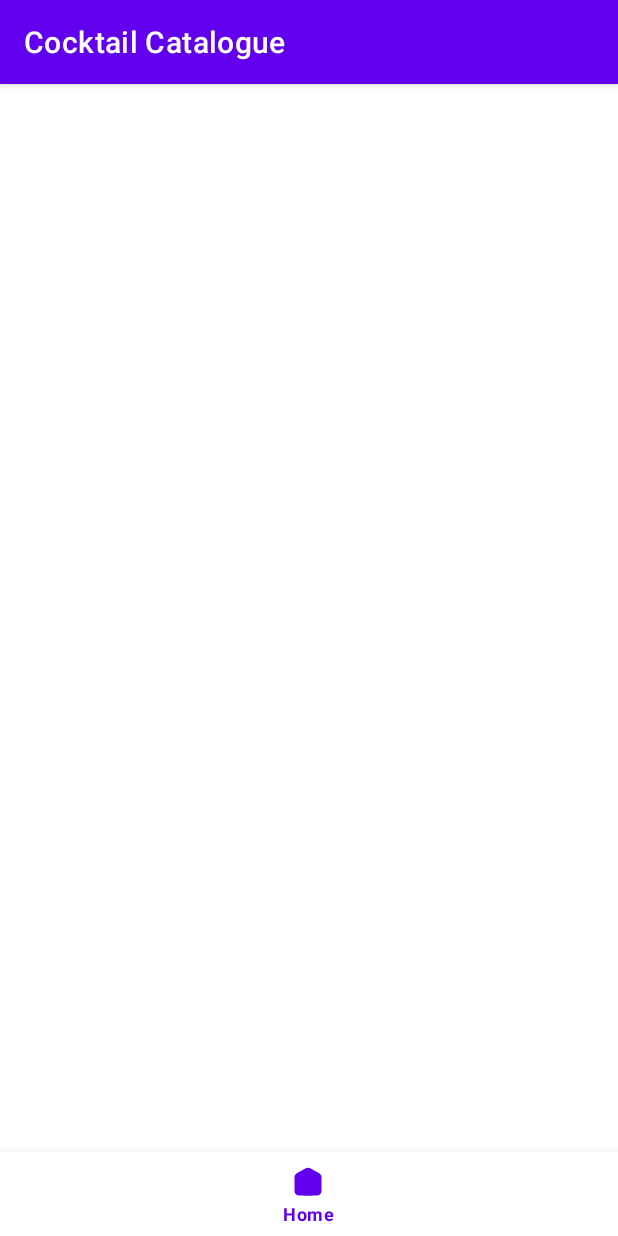
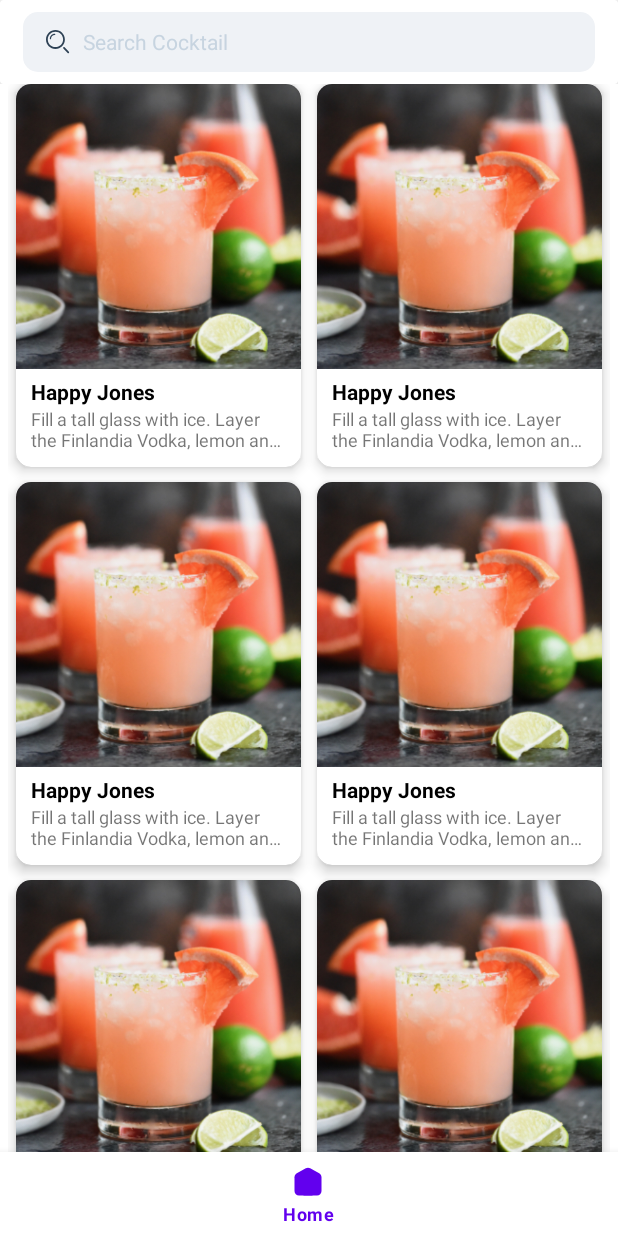
Before and after one commit to Budi77Darmawan/Android-CocktailCatalogue, an Android app: the screen it shows after launch (MainNavigationActivity), on a phone screen of 412 x 824 dp. Run offline under Robolectric (Android 15) with nearby library versions, the phone set to English and light mode, and no system bars; our stand-ins replace Dagger/Hilt's generated code.

Commit message:
create homepage

```diff
--- /dev/null
+++ b/app/src/main/java/com/bddrmwan/cocktailcatalogue/main/home/adapter/CocktailAdapter.kt
@@ -0,0 +1,48 @@
+package com.bddrmwan.cocktailcatalogue.main.home.adapter
+
+import android.view.LayoutInflater
+import android.view.ViewGroup
+import androidx.recyclerview.widget.RecyclerView
+import com.bddrmwan.cocktailcatalogue.databinding.ContainerCocktailViewBinding
+
+class CocktailAdapter : RecyclerView.Adapter<CocktailAdapter.CocktailViewHolder>() {
+    private val listData = mutableListOf<String>()
+
+    init {
+        listData.add("")
+        listData.add("")
+        listData.add("")
+        listData.add("")
+        listData.add("")
+        listData.add("")
+        listData.add("")
+        listData.add("")
+        listData.add("")
+        listData.add("")
+    }
+
+    inner class CocktailViewHolder(private val binding: ContainerCocktailViewBinding) :
+        RecyclerView.ViewHolder(binding.root) {
+        fun setupView() {
+
+        }
+    }
+
+    override fun onCreateViewHolder(parent: ViewGroup, viewType: Int): CocktailViewHolder {
+        return CocktailViewHolder(
+            ContainerCocktailViewBinding.inflate(
+                LayoutInflater.from(parent.context),
+                parent,
+                false
+            )
+        )
+    }
+
+    override fun onBindViewHolder(holder: CocktailViewHolder, position: Int) {
+        val data = listData.getOrNull(position)
+        holder.setupView()
+    }
+
+    override fun getItemCount(): Int = listData.size
+
+}
--- a/app/src/main/java/com/bddrmwan/cocktailcatalogue/main/HomeFragment.kt
+++ b/app/src/main/java/com/bddrmwan/cocktailcatalogue/main/home/view/HomeFragment.kt
@@ -1,12 +1,14 @@
-package com.bddrmwan.cocktailcatalogue.main
+package com.bddrmwan.cocktailcatalogue.main.home.view
 
 import android.os.Bundle
 import androidx.fragment.app.Fragment
 import android.view.LayoutInflater
 import android.view.View
 import android.view.ViewGroup
+import androidx.recyclerview.widget.GridLayoutManager
 import com.bddrmwan.cocktailcatalogue.databinding.FragmentHomeBinding
 import dagger.hilt.android.AndroidEntryPoint
+import com.bddrmwan.cocktailcatalogue.main.home.adapter.CocktailAdapter
 
 @AndroidEntryPoint
 class HomeFragment : Fragment() {
@@ -23,6 +25,16 @@ class HomeFragment : Fragment() {
 
     override fun onViewCreated(view: View, savedInstanceState: Bundle?) {
         super.onViewCreated(view, savedInstanceState)
+        setupListCocktailView()
+    }
+
+    private fun setupListCocktailView() {
+        val adapterCocktail = CocktailAdapter()
+        val layoutManagerCocktail = GridLayoutManager(requireContext(), 2, GridLayoutManager.VERTICAL, false)
+        binding.rvCocktail.apply {
+            adapter = adapterCocktail
+            layoutManager = layoutManagerCocktail
+        }
     }
 
     override fun onDestroyView() {
--- /dev/null
+++ b/app/src/main/res/drawable/bg_search_bar.xml
@@ -0,0 +1,7 @@
+<?xml version="1.0" encoding="utf-8"?>
+<shape xmlns:android="http://schemas.android.com/apk/res/android"
+    android:shape="rectangle">
+    <solid android:color="#EFF2F6" />
+    <corners
+        android:radius="10dp"/>
+</shape>
--- /dev/null
+++ b/app/src/main/res/drawable/ic_cancel_search.xml
@@ -0,0 +1,17 @@
+<vector xmlns:android="http://schemas.android.com/apk/res/android"
+    android:width="17dp"
+    android:height="17dp"
+    android:viewportWidth="17"
+    android:viewportHeight="17">
+  <path
+      android:pathData="M8.5,8.5m-8.5,0a8.5,8.5 0,1 1,17 0a8.5,8.5 0,1 1,-17 0"
+      android:fillColor="#486784"
+      android:fillAlpha="0.6"/>
+  <group>
+    <clip-path
+        android:pathData="M1,8.5938l7.5937,-7.5937l7.5937,7.5937l-7.5937,7.5937z"/>
+    <path
+        android:pathData="M11.1825,4.6243L8.5937,7.2131L6.0049,4.6243C5.7191,4.3385 5.2552,4.3385 4.9694,4.6243L4.6243,4.9695C4.3385,5.2553 4.3385,5.7192 4.6243,6.005L7.213,8.5938L4.6243,11.1825C4.3385,11.4683 4.3385,11.9322 4.6243,12.218L4.9694,12.5632C5.2552,12.849 5.7191,12.849 6.0049,12.5632L8.5937,9.9744L11.1825,12.5632C11.4683,12.849 11.9322,12.849 12.218,12.5632L12.5631,12.218C12.8489,11.9322 12.8489,11.4683 12.5631,11.1825L9.9743,8.5938L12.5631,6.005C12.8489,5.7192 12.8489,5.2553 12.5631,4.9695L12.218,4.6243C11.9322,4.3385 11.4683,4.3385 11.1825,4.6243Z"
+        android:fillColor="#ffffff"/>
+  </group>
+</vector>
--- /dev/null
+++ b/app/src/main/res/drawable/ic_search_black.xml
@@ -0,0 +1,10 @@
+<vector xmlns:android="http://schemas.android.com/apk/res/android"
+    android:width="16dp"
+    android:height="16dp"
+    android:viewportWidth="16"
+    android:viewportHeight="16">
+  <path
+      android:pathData="M0,6.2937C0,9.7697 2.8178,12.5875 6.2937,12.5875C9.7697,12.5875 12.5875,9.7697 12.5875,6.2937C12.5875,2.8178 9.7697,0 6.2937,0C2.8178,0 0,2.8178 0,6.2937ZM11.4,6.2937C11.4,9.1139 9.1138,11.4 6.2937,11.4C3.4736,11.4 1.1875,9.1139 1.1875,6.2937C1.1875,3.4736 3.4736,1.1875 6.2937,1.1875C9.1138,1.1875 11.4,3.4736 11.4,6.2937ZM15.2636,14.4239C15.4955,14.6558 15.4955,15.0317 15.2636,15.2636C15.0317,15.4955 14.6558,15.4955 14.4239,15.2636L11.5739,12.4136C11.342,12.1817 11.342,11.8058 11.5739,11.5739C11.8058,11.342 12.1817,11.342 12.4136,11.5739L15.2636,14.4239ZM2.9688,6.2146C3.1874,6.2146 3.3646,6.0374 3.3646,5.8187C3.3646,4.4633 4.4633,3.3646 5.8187,3.3646C6.0374,3.3646 6.2146,3.1874 6.2146,2.9688C6.2146,2.7501 6.0374,2.5729 5.8187,2.5729C4.0261,2.5729 2.5729,4.0261 2.5729,5.8187C2.5729,6.0374 2.7501,6.2146 2.9688,6.2146Z"
+      android:fillColor="#2D4154"
+      android:fillType="evenOdd"/>
+</vector>
--- /dev/null
+++ b/app/src/main/res/layout/container_cocktail_view.xml
@@ -0,0 +1,56 @@
+<?xml version="1.0" encoding="utf-8"?>
+<androidx.cardview.widget.CardView xmlns:android="http://schemas.android.com/apk/res/android"
+    xmlns:app="http://schemas.android.com/apk/res-auto"
+    xmlns:tools="http://schemas.android.com/tools"
+    android:layout_width="match_parent"
+    android:layout_height="wrap_content"
+    android:layout_marginBottom="10dp"
+    android:layout_marginHorizontal="5dp"
+    app:cardCornerRadius="10dp"
+    app:cardElevation="5dp">
+
+    <androidx.constraintlayout.widget.ConstraintLayout
+        android:layout_width="match_parent"
+        android:layout_height="wrap_content"
+        android:paddingBottom="10dp">
+
+        <ImageView
+            android:id="@+id/img_cocktail"
+            android:layout_width="match_parent"
+            android:layout_height="0dp"
+            android:scaleType="centerCrop"
+            app:layout_constraintDimensionRatio="1:1"
+            app:layout_constraintTop_toTopOf="parent"
+            tools:ignore="ContentDescription"
+            android:src="@drawable/img_cocktail_preview" />
+
+        <TextView
+            android:id="@+id/tv_cocktail_name"
+            android:layout_width="0dp"
+            android:layout_marginTop="5dp"
+            android:layout_marginHorizontal="10dp"
+            android:layout_height="wrap_content"
+            android:text="Happy Jones"
+            android:textStyle="bold"
+            android:maxLines="1"
+            android:ellipsize="end"
+            android:textColor="@color/black"
+            app:layout_constraintStart_toStartOf="parent"
+            app:layout_constraintEnd_toEndOf="parent"
+            app:layout_constraintTop_toBottomOf="@id/img_cocktail"/>
+
+        <TextView
+            android:id="@+id/tv_instruction_cocktail"
+            android:layout_width="0dp"
+            android:layout_height="wrap_content"
+            android:maxLines="2"
+            android:textSize="12sp"
+            android:ellipsize="end"
+            app:layout_constraintStart_toStartOf="@id/tv_cocktail_name"
+            app:layout_constraintEnd_toEndOf="@id/tv_cocktail_name"
+            app:layout_constraintTop_toBottomOf="@id/tv_cocktail_name"
+            android:text="Fill a tall glass with ice. Layer the Finlandia Vodka, lemon and apple juices, Pisang Ambon, and top up with lemonade. Stir slightly and garnish with a spiralled cucumber skin and a red cherry. The cucumber provides zest and looks attractive. This drink, created by Timo Haimi, took first prize in the 1991 Finlandia Vodka Long Drink Competition."/>
+
+    </androidx.constraintlayout.widget.ConstraintLayout>
+
+</androidx.cardview.widget.CardView>
--- a/app/src/main/res/layout/fragment_home.xml
+++ b/app/src/main/res/layout/fragment_home.xml
@@ -1,10 +1,23 @@
 <?xml version="1.0" encoding="utf-8"?>
 <androidx.constraintlayout.widget.ConstraintLayout xmlns:android="http://schemas.android.com/apk/res/android"
+    xmlns:app="http://schemas.android.com/apk/res-auto"
     xmlns:tools="http://schemas.android.com/tools"
     android:layout_width="match_parent"
     android:layout_height="match_parent"
-    xmlns:app="http://schemas.android.com/apk/res-auto"
-    tools:context=".main.HomeFragment">
+    tools:context=".main.home.view.HomeFragment">
 
+    <include
+        android:id="@+id/search_bar"
+        layout="@layout/view_search_bar"
+        app:layout_constraintTop_toTopOf="parent" />
+
+    <androidx.recyclerview.widget.RecyclerView
+        android:id="@+id/rv_cocktail"
+        android:layout_width="match_parent"
+        android:layout_height="0dp"
+        android:layout_marginHorizontal="5dp"
+        app:layout_constraintBottom_toBottomOf="parent"
+        app:layout_constraintTop_toBottomOf="@id/search_bar"
+        tools:itemCount="3" />
 
 </androidx.constraintlayout.widget.ConstraintLayout>
--- /dev/null
+++ b/app/src/main/res/layout/view_search_bar.xml
@@ -0,0 +1,81 @@
+<?xml version="1.0" encoding="utf-8"?>
+<androidx.constraintlayout.widget.ConstraintLayout xmlns:android="http://schemas.android.com/apk/res/android"
+    android:layout_width="match_parent"
+    android:layout_height="wrap_content"
+    xmlns:app="http://schemas.android.com/apk/res-auto"
+    xmlns:tools="http://schemas.android.com/tools">
+
+    <androidx.cardview.widget.CardView
+        android:id="@+id/search_toolbar"
+        android:layout_width="match_parent"
+        android:layout_height="?attr/actionBarSize"
+        app:cardElevation="2dp"
+        app:layout_constraintTop_toTopOf="parent">
+
+        <androidx.constraintlayout.widget.ConstraintLayout
+            android:layout_width="match_parent"
+            android:layout_height="match_parent"
+            android:paddingHorizontal="15dp"
+            android:paddingVertical="8dp">
+
+            <View
+                android:id="@+id/view_search"
+                android:layout_width="0dp"
+                android:layout_height="0dp"
+                android:background="@drawable/bg_search_bar"
+                app:layout_constraintBottom_toBottomOf="parent"
+                app:layout_constraintStart_toStartOf="parent"
+                app:layout_constraintEnd_toEndOf="parent"
+                app:layout_constraintTop_toTopOf="parent" />
+
+            <com.google.android.material.textfield.TextInputEditText
+                android:id="@+id/input_search"
+                android:layout_width="0dp"
+                android:layout_height="0dp"
+                android:layout_marginHorizontal="3dp"
+                android:layout_marginVertical="5dp"
+                android:background="@android:color/transparent"
+                android:gravity="center_vertical"
+                android:hint="@string/cocktail_search"
+                android:imeOptions="actionSearch"
+                android:inputType="textCapSentences|textFilter"
+                android:singleLine="true"
+                android:textColor="@color/black"
+                android:textColorHint="#C7D4E0"
+                android:textSize="14sp"
+                app:layout_constraintBottom_toBottomOf="parent"
+                app:layout_constraintEnd_toStartOf="@id/icon_cancel_search"
+                app:layout_constraintStart_toEndOf="@id/icon_search"
+                app:layout_constraintTop_toTopOf="parent" />
+
+            <ImageView
+                android:id="@+id/icon_cancel_search"
+                android:layout_width="wrap_content"
+                android:layout_height="0dp"
+                android:layout_marginEnd="5dp"
+                android:foreground="?android:attr/selectableItemBackgroundBorderless"
+                android:paddingHorizontal="5dp"
+                android:src="@drawable/ic_cancel_search"
+                android:visibility="gone"
+                app:layout_constraintBottom_toBottomOf="parent"
+                app:layout_constraintEnd_toEndOf="@id/view_search"
+                app:layout_constraintTop_toTopOf="parent"
+                tools:ignore="ContentDescription" />
+
+            <ImageView
+                android:id="@+id/icon_search"
+                android:layout_width="wrap_content"
+                android:layout_height="0dp"
+                android:layout_marginStart="10dp"
+                android:paddingHorizontal="5dp"
+                android:src="@drawable/ic_search_black"
+                android:visibility="visible"
+                app:layout_constraintBottom_toBottomOf="parent"
+                app:layout_constraintStart_toStartOf="@id/view_search"
+                app:layout_constraintTop_toTopOf="parent"
+                tools:ignore="ContentDescription" />
+        </androidx.constraintlayout.widget.ConstraintLayout>
+
+    </androidx.cardview.widget.CardView>
+
+</androidx.constraintlayout.widget.ConstraintLayout>
--- a/app/src/main/res/navigation/main_navigation.xml
+++ b/app/src/main/res/navigation/main_navigation.xml
@@ -7,7 +7,7 @@
 
     <fragment
         android:id="@+id/homeFragment"
-        android:name="com.bddrmwan.cocktailcatalogue.main.HomeFragment"
+        android:name="com.bddrmwan.cocktailcatalogue.main.home.view.HomeFragment"
         android:label="fragment_home"
         tools:layout="@layout/fragment_home" />
 </navigation>
--- a/app/src/main/res/values-night/themes.xml
+++ b/app/src/main/res/values-night/themes.xml
@@ -1,6 +1,6 @@
 <resources xmlns:tools="http://schemas.android.com/tools">
     <!-- Base application theme. -->
-    <style name="Theme.CocktailCatalogue" parent="Theme.MaterialComponents.DayNight.DarkActionBar">
+    <style name="Theme.CocktailCatalogue" parent="Theme.MaterialComponents.DayNight.NoActionBar">
         <!-- Primary brand color. -->
         <item name="colorPrimary">@color/purple_200</item>
         <item name="colorPrimaryVariant">@color/purple_700</item>
--- a/app/src/main/res/values/strings.xml
+++ b/app/src/main/res/values/strings.xml
@@ -3,4 +3,5 @@
     <!-- TODO: Remove or change this placeholder text -->
     <string name="hello_blank_fragment">Hello blank fragment</string>
     <string name="home">Home</string>
+    <string name="cocktail_search">Search Cocktail</string>
 </resources>
--- a/app/src/main/res/values/themes.xml
+++ b/app/src/main/res/values/themes.xml
@@ -1,6 +1,6 @@
 <resources xmlns:tools="http://schemas.android.com/tools">
     <!-- Base application theme. -->
-    <style name="Theme.CocktailCatalogue" parent="Theme.MaterialComponents.DayNight.DarkActionBar">
+    <style name="Theme.CocktailCatalogue" parent="Theme.MaterialComponents.DayNight.NoActionBar">
         <!-- Primary brand color. -->
         <item name="colorPrimary">@color/purple_500</item>
         <item name="colorPrimaryVariant">@color/purple_700</item>
```
Also changed, not shown: app/src/main/res/drawable/img_cocktail_preview.jpg (added).
